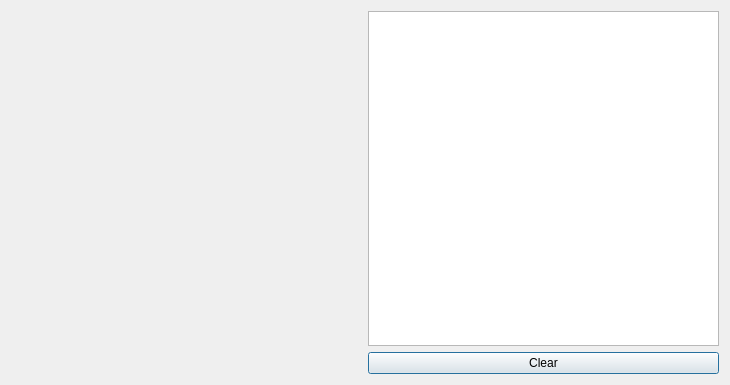
Old version of the form src/desktop/ui/tablettest.ui in the repository drawpile/Drawpile.
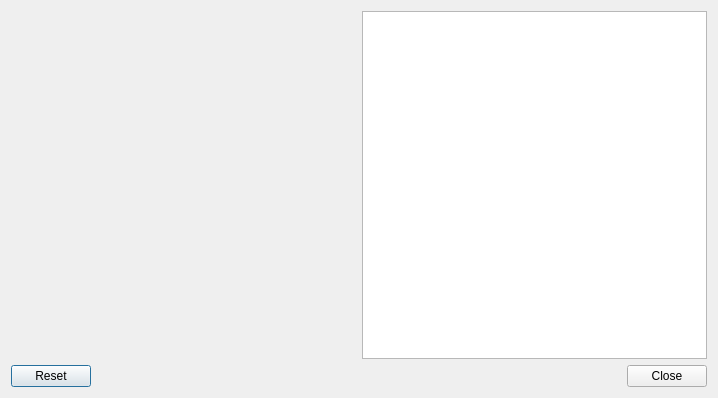
New version of the form. Custom widgets are drawn as their Qt base class.

Commit message:
Add close button to tablet tester dialog
So that Android and other systems without window decorations can close
it sensibly.

What changed in the file:
```diff
--- a/src/desktop/ui/tablettest.ui
+++ b/src/desktop/ui/tablettest.ui
@@ -6,19 +6,26 @@
    <rect>
     <x>0</x>
     <y>0</y>
-    <width>730</width>
-    <height>385</height>
+    <width>718</width>
+    <height>398</height>
    </rect>
   </property>
   <property name="windowTitle">
    <string>Tablet Tester</string>
   </property>
-  <layout class="QHBoxLayout" stretch="1,1">
+  <layout class="QVBoxLayout" name="verticalLayout">
    <item>
-    <widget class="widgets::TabletTester" name="tablettest"/>
-   </item>
-   <item>
-    <layout class="QVBoxLayout">
+    <layout class="QHBoxLayout" name="horizontalLayout_2">
+     <item>
+      <widget class="widgets::TabletTester" name="tablettest" native="true">
+       <property name="sizePolicy">
+        <sizepolicy hsizetype="Expanding" vsizetype="Preferred">
+         <horstretch>0</horstretch>
+         <verstretch>0</verstretch>
+        </sizepolicy>
+       </property>
+      </widget>
+     </item>
      <item>
       <widget class="QPlainTextEdit" name="logView">
        <property name="readOnly">
@@ -26,15 +33,15 @@
        </property>
       </widget>
      </item>
-     <item>
-      <widget class="QPushButton" name="pushButton">
-       <property name="text">
-        <string>Clear</string>
-       </property>
-      </widget>
-     </item>
     </layout>
    </item>
+   <item>
+    <widget class="QDialogButtonBox" name="buttons">
+     <property name="standardButtons">
+      <set>QDialogButtonBox::Close|QDialogButtonBox::Reset</set>
+     </property>
+    </widget>
+   </item>
   </layout>
  </widget>
  <customwidgets>
```
Left out of the diff: 51 changed lines with no effect on the pictures. The commit also changes 2 other files.
